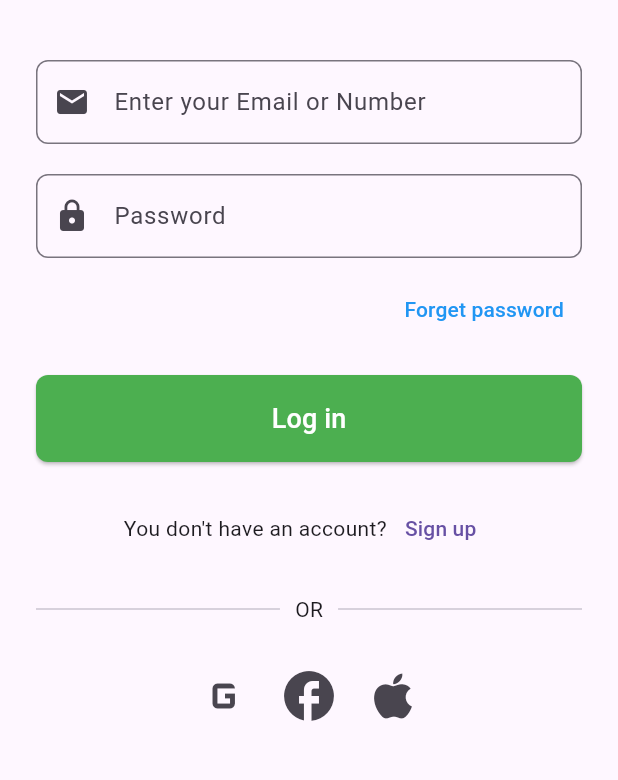
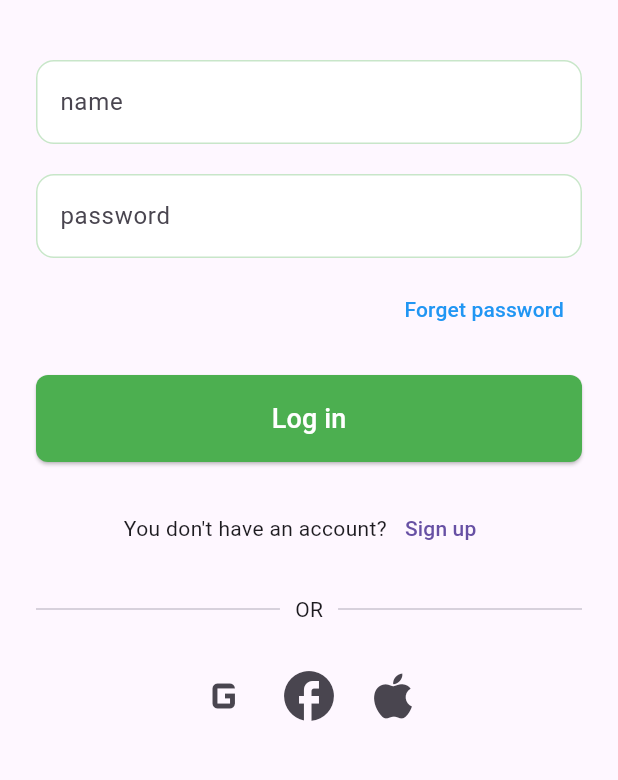
Before and after one commit to gadooo/ZadMobileApp, a Flutter app: the screen it shows after launch, on a phone screen of 412 x 824 dp, the part 240-1020 px from its top. Run offline on Flutter 3.47's test engine with Material 3 defaults, Android fonts, the phone set to English and light mode, and no system bars; our stand-ins replace font_awesome_flutter, shared_preferences.

Commit message:
complet the register and login opration

```diff
--- a/lib/screens/HomePage.dart
+++ b/lib/screens/HomePage.dart
@@ -8,7 +8,7 @@ import 'package:zad/widgets/ProductCard.dart';
 import 'package:zad/widgets/SearchBar.dart';
 
 class HomePage extends StatelessWidget {
-  const HomePage({Key? key}) : super(key: key);
+  const HomePage({super.key});
 
   @override
   Widget build(BuildContext context) {
--- a/lib/screens/login_screen.dart
+++ b/lib/screens/login_screen.dart
@@ -1,19 +1,27 @@
 import 'package:flutter/material.dart';
 import 'package:shared_preferences/shared_preferences.dart';
-import 'package:zad/Services/LoginApi.dart';
+import 'package:zad/Services/AuthApi.dart';
 import 'package:zad/screens/HomePage.dart';
+import 'package:zad/screens/register_screen.dart';
 import 'package:zad/widgets/CustomButtom.dart';
 import 'package:zad/widgets/CustomTextFilde.dart';
 
-class LoginPage extends StatelessWidget {
-  LoginPage({Key? key}) : super(key: key);
+class LoginPage extends StatefulWidget {
+  const LoginPage({super.key});
 
+  @override
+  State<LoginPage> createState() => _LoginPageState();
+}
+
+class _LoginPageState extends State<LoginPage> {
   final TextEditingController emailController = TextEditingController();
+
   final TextEditingController passwordController = TextEditingController();
 
-  @override
-  Widget build(BuildContext context) {
-    void login() async {
+  String? errorMessage; // متغير لتخزين رسالة الخطأ
+
+  void login() async {
+    try {
       final loginResponse = await AuthService.login(
         username: emailController.text, // حسب كلامك Username في API
         password: passwordController.text,
@@ -23,21 +31,30 @@ class LoginPage extends StatelessWidget {
         // print('Login Successful: Token => ${loginResponse.token}');
         SharedPreferences prefs = await SharedPreferences.getInstance();
         await prefs.setString('token', loginResponse.token!);
-        print(prefs.getString('token'));
-
-        // TODO: Save token (مثل SharedPreferences أو Secure Storage)
 
         // التوجه إلى الصفحة الرئيسية بعد تسجيل الدخول الناجح
         Navigator.pushReplacement(
+          // ignore: use_build_context_synchronously
           context,
-          MaterialPageRoute(builder: (context) => HomePage()),
+          MaterialPageRoute(builder: (context) => const HomePage()),
         );
-      } else {
-        print('Login Failed');
-        // TODO: Show error (مثل عرض رسالة أو Snackbar)
       }
+    } catch (e) {
+      // تحديث رسالة الخطأ
+      setState(() {
+        errorMessage = e.toString();
+        // تحديث رسالة الخطأ
+      });
+      Future.delayed(const Duration(seconds: 4), () {
+        setState(() {
+          errorMessage = null; // إخفاء رسالة الخطأ بعد ثانيتين
+        });
+      });
     }
+  }
 
+  @override
+  Widget build(BuildContext context) {
     return Scaffold(
       body: SafeArea(
         child: SingleChildScrollView(
@@ -50,15 +67,28 @@ class LoginPage extends StatelessWidget {
                 height: 120,
               ),
               const SizedBox(height: 40),
+              if (errorMessage != null) // إظهار رسالة الخطأ إذا موجودة
+                Container(
+                  padding: const EdgeInsets.all(12),
+                  margin: const EdgeInsets.only(bottom: 20),
+                  decoration: BoxDecoration(
+                    color: Colors.red[100],
+                    borderRadius: BorderRadius.circular(10),
+                  ),
+                  child: Text(
+                    errorMessage!,
+                    style: const TextStyle(color: Colors.red),
+                  ),
+                ),
               CustomTextField(
+                labelText: "name",
                 hintText: 'Enter your Email or Number',
-                prefixIcon: Icons.email,
                 controller: emailController,
               ),
               const SizedBox(height: 20),
               CustomTextField(
+                labelText: "password",
                 hintText: 'Password',
-                prefixIcon: Icons.lock,
                 controller: passwordController,
                 obscureText: true,
               ),
@@ -66,9 +96,7 @@ class LoginPage extends StatelessWidget {
               Align(
                 alignment: Alignment.centerRight,
                 child: TextButton(
-                  onPressed: () {
-                    // TODO: go to Forget Password page
-                  },
+                  onPressed: () {},
                   child: const Text(
                     'Forget password',
                     style: TextStyle(color: Colors.blue),
@@ -87,7 +115,10 @@ class LoginPage extends StatelessWidget {
                   const Text("You don't have an account?"),
                   TextButton(
                     onPressed: () {
-                      // TODO: go to SignUp Page
+                      Navigator.pushReplacement(
+                          context,
+                          MaterialPageRoute(
+                              builder: (context) => RegisterPage()));
                     },
                     child: const Text('Sign up'),
                   ),
@@ -109,21 +140,15 @@ class LoginPage extends StatelessWidget {
                 mainAxisAlignment: MainAxisAlignment.center,
                 children: [
                   IconButton(
-                    onPressed: () {
-                      // TODO: Google Sign-In
-                    },
+                    onPressed: () {},
                     icon: const Icon(Icons.g_mobiledata, size: 40),
                   ),
                   IconButton(
-                    onPressed: () {
-                      // TODO: Facebook Sign-In
-                    },
+                    onPressed: () {},
                     icon: const Icon(Icons.facebook, size: 40),
                   ),
                   IconButton(
-                    onPressed: () {
-                      // TODO: Apple Sign-In
-                    },
+                    onPressed: () {},
                     icon: const Icon(Icons.apple, size: 40),
                   ),
                 ],
--- a/lib/widgets/CustomTextFilde.dart
+++ b/lib/widgets/CustomTextFilde.dart
@@ -1,15 +1,15 @@
 import 'package:flutter/material.dart';
 
 class CustomTextField extends StatelessWidget {
+  final String labelText;
   final String hintText;
-  final IconData prefixIcon;
   final bool obscureText;
   final TextEditingController controller;
 
   const CustomTextField({
     Key? key,
+    required this.labelText,
     required this.hintText,
-    required this.prefixIcon,
     this.obscureText = false,
     required this.controller,
   }) : super(key: key);
@@ -20,10 +20,18 @@ class CustomTextField extends StatelessWidget {
       controller: controller,
       obscureText: obscureText,
       decoration: InputDecoration(
+        labelText: labelText,
         hintText: hintText,
-        prefixIcon: Icon(prefixIcon),
-        border: OutlineInputBorder(
-          borderRadius: BorderRadius.circular(8),
+        hintStyle: const TextStyle(color: Colors.grey),
+        filled: true,
+        fillColor: Colors.white,
+        enabledBorder: OutlineInputBorder(
+          borderRadius: BorderRadius.circular(12),
+          borderSide: BorderSide(color: Colors.green.shade100),
+        ),
+        focusedBorder: OutlineInputBorder(
+          borderRadius: BorderRadius.circular(12),
+          borderSide: BorderSide(color: Colors.green.shade400, width: 1.5),
         ),
       ),
     );
```
Also changed, not shown: lib/Services/AuthApi.dart (added, +68 -0 lines), lib/Services/LoginApi.dart (deleted, +0 -39 lines), lib/screens/register_screen.dart (+168 -110 lines).
